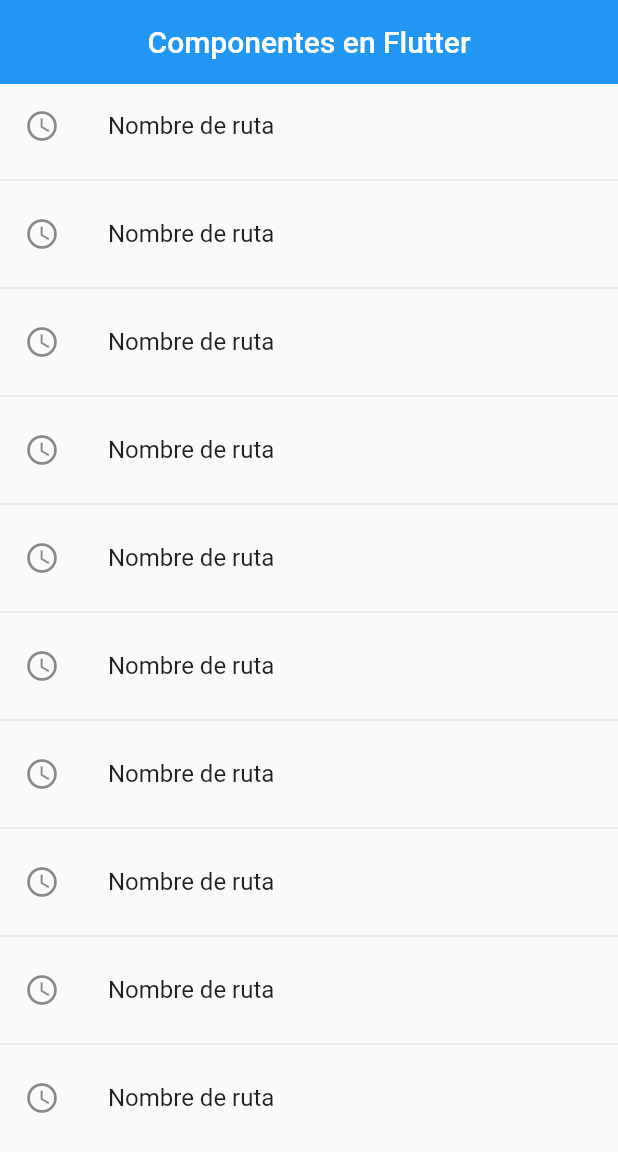
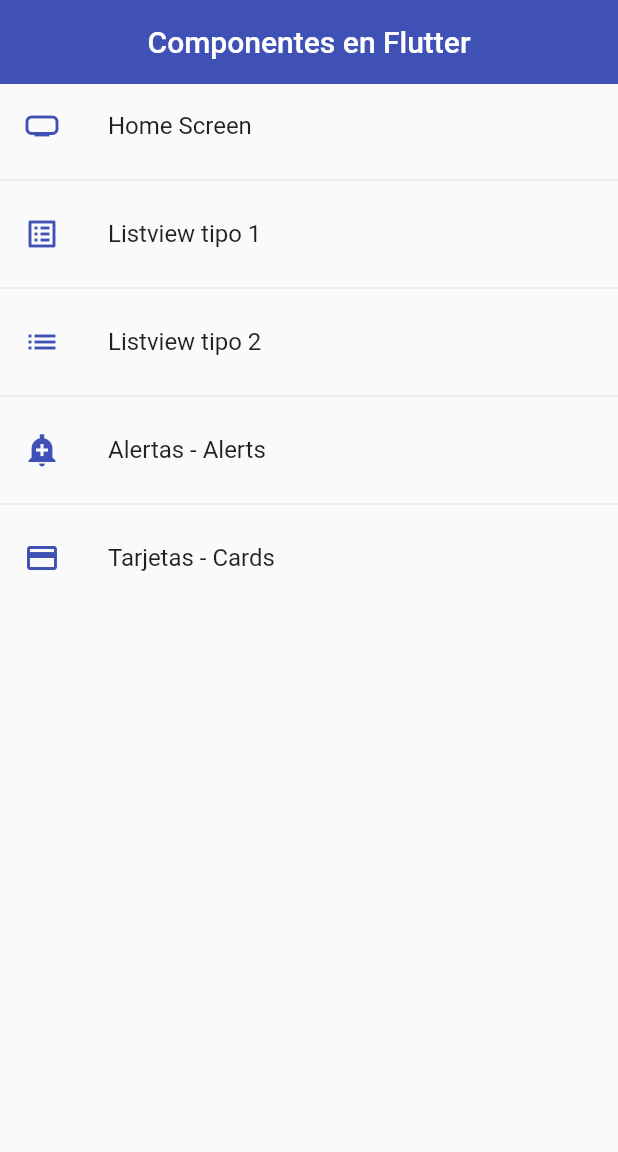
Before and after one commit to marceloboyano/flutter-curso-Fernando-Herrera, a Flutter app: the screen it shows after launch, on a phone screen of 412 x 824 dp. Shown: the top 1152 px of the screen. Run offline on Flutter 3.47's test engine with Material 2 defaults, Android fonts, the phone set to English and light mode, and no system bars.

Commit message:
flutter plataformas en ios y en android
continuando el curso

```diff
--- a/fl_components/fl_components/lib/main.dart
+++ b/fl_components/fl_components/lib/main.dart
@@ -1,5 +1,6 @@
-import 'package:fl_components/routeer/app_routes.dart';
+import 'package:fl_components/router/app_routes.dart';
 import 'package:fl_components/screens/screens.dart';
+import 'package:fl_components/theme/app_theme.dart';
 
 void main() => runApp(const MyApp());
 
@@ -13,7 +14,8 @@ class MyApp extends StatelessWidget {
         title: 'Material App',
         // home: const CardScreen(),
         initialRoute: AppRoutes.initialRoute,
-        routes: AppRoutes.routes,
-        onGenerateRoute: AppRoutes.onGenerateRoute);
+        routes: AppRoutes.getAppRoutes(),
+        onGenerateRoute: AppRoutes.onGenerateRoute,
+        theme: AppTheme.lightTheme);
   }
 }
--- /dev/null
+++ b/fl_components/fl_components/lib/models/menu_options.dart
@@ -0,0 +1,15 @@
+import 'package:fl_components/screens/screens.dart';
+import 'package:flutter/material.dart' show IconData, Widget;
+
+class MenuOption {
+  final String route;
+  final IconData icon;
+  final String name;
+  final Widget screen;
+
+  MenuOption(
+      {required this.route,
+      required this.icon,
+      required this.name,
+      required this.screen});
+}
--- a/fl_components/fl_components/lib/routeer/app_routes.dart
+++ /dev/null
@@ -1,18 +0,0 @@
-import 'package:fl_components/screens/screens.dart';
-
-class AppRoutes {
-  static const initialRoute = 'home';
-  static Map<String, Widget Function(BuildContext)> routes = {
-    'home': (BuildContext context) => const HomeScreen(),
-    'listview1': (BuildContext context) => const Listview1Screen(),
-    'listview2': (BuildContext context) => const Listview2Screen(),
-    'alert': (BuildContext context) => const AlertScreen(),
-    'card': (BuildContext context) => const CardScreen()
-  };
-
-  static Route<dynamic> onGenerateRoute(RouteSettings settings) {
-    return MaterialPageRoute(
-      builder: (context) => const AlertScreen(),
-    );
-  }
-}
--- /dev/null
+++ b/fl_components/fl_components/lib/router/app_routes.dart
@@ -0,0 +1,55 @@
+import 'package:fl_components/screens/screens.dart';
+
+class AppRoutes {
+  static const initialRoute = 'home';
+  static final menuOptions = <MenuOption>[
+    //TODO: BORRAR HOME
+    MenuOption(
+        route: 'home',
+        name: 'Home Screen',
+        screen: const HomeScreen(),
+        icon: Icons.home_max_sharp),
+    MenuOption(
+        route: 'listview1',
+        name: 'Listview tipo 1',
+        screen: const Listview1Screen(),
+        icon: Icons.list_alt),
+    MenuOption(
+        route: 'listview2',
+        name: 'Listview tipo 2',
+        screen: const Listview2Screen(),
+        icon: Icons.list),
+    MenuOption(
+        route: 'alert',
+        name: 'Alertas - Alerts',
+        screen: const AlertScreen(),
+        icon: Icons.add_alert_sharp),
+    MenuOption(
+        route: 'card',
+        name: 'Tarjetas - Cards',
+        screen: const CardScreen(),
+        icon: Icons.credit_card),
+  ];
+
+  static Map<String, Widget Function(BuildContext)> getAppRoutes() {
+    Map<String, Widget Function(BuildContext)> appRoutes = {};
+
+    for (final option in menuOptions) {
+      appRoutes.addAll({option.route: (BuildContext context) => option.screen});
+    }
+    return appRoutes;
+  }
+  // static Map<String, Widget Function(BuildContext)> routes = {
+  //   'home': (BuildContext context) => const HomeScreen(),
+  //   'listview1': (BuildContext context) => const Listview1Screen(),
+  //   'listview2': (BuildContext context) => const Listview2Screen(),
+  //   'alert': (BuildContext context) => const AlertScreen(),
+  //   'card': (BuildContext context) => const CardScreen()
+  // };
+
+  static Route<dynamic> onGenerateRoute(RouteSettings settings) {
+    return MaterialPageRoute(
+      builder: (context) => const AlertScreen(),
+    );
+  }
+}
--- a/fl_components/fl_components/lib/screens/home_screen.dart
+++ b/fl_components/fl_components/lib/screens/home_screen.dart
@@ -1,27 +1,27 @@
+import 'package:fl_components/router/app_routes.dart';
 import 'package:fl_components/screens/screens.dart';
+import 'package:fl_components/theme/app_theme.dart';
 
 class HomeScreen extends StatelessWidget {
   const HomeScreen({Key? key}) : super(key: key);
 
   @override
   Widget build(BuildContext context) {
+    final menuOptions = AppRoutes.menuOptions;
     return Scaffold(
         appBar: AppBar(
-          title: const Text('Componentes en Flutter'),
-          centerTitle: true,
-          elevation: 0,
-        ),
+            title: const Text('Componentes en Flutter'), centerTitle: true),
         body: ListView.separated(
-            itemBuilder: (context, index) => ListTile(
-                  leading: const Icon(Icons.access_time_outlined),
-                  title: const Text('Nombre de ruta'),
+            itemBuilder: (context, i) => ListTile(
+                  leading: Icon(menuOptions[i].icon, color: AppTheme.primary),
+                  title: Text(menuOptions[i].name),
                   onTap: () {
                     // final route = MaterialPageRoute(
                     //     builder: (context) => const Listview1Screen());
-                    Navigator.pushNamed(context, 'card');
+                    Navigator.pushNamed(context, menuOptions[i].route);
                   },
                 ),
             separatorBuilder: (_, __) => const Divider(),
-            itemCount: 10));
+            itemCount: menuOptions.length));
   }
 }
--- a/fl_components/fl_components/lib/screens/listview2_screen.dart
+++ b/fl_components/fl_components/lib/screens/listview2_screen.dart
@@ -14,8 +14,6 @@ class Listview2Screen extends StatelessWidget {
     return Scaffold(
         appBar: AppBar(
           title: const Text('Listview Tipo 2'),
-          elevation: 0,
-          backgroundColor: Colors.indigo,
           centerTitle: true,
         ),
         body: ListView.separated(
--- a/fl_components/fl_components/lib/screens/screens.dart
+++ b/fl_components/fl_components/lib/screens/screens.dart
@@ -1,3 +1,4 @@
+export 'package:fl_components/models/menu_options.dart';
 export 'package:fl_components/screens/alert_screen.dart';
 export 'package:fl_components/screens/card_screen.dart';
 export 'package:fl_components/screens/home_screen.dart';
--- /dev/null
+++ b/fl_components/fl_components/lib/theme/app_theme.dart
@@ -0,0 +1,33 @@
+import 'package:fl_components/screens/screens.dart';
+
+class AppTheme {
+  static const Color primary = Colors.indigo;
+  static final ThemeData lightTheme = ThemeData.light().copyWith(
+      //color primario
+      primaryColor: Colors.indigo,
+
+      //AppBar Theme
+      appBarTheme: const AppBarTheme(color: primary, elevation: 0),
+
+      //TextButton Theme
+      textButtonTheme: TextButtonThemeData(
+          style: TextButton.styleFrom(foregroundColor: primary)),
+      //FloatingActionButtons
+      floatingActionButtonTheme: const FloatingActionButtonThemeData(
+          backgroundColor: primary, elevation: 5),
+      //ElevatedButtons
+      elevatedButtonTheme: ElevatedButtonThemeData(
+        style: ElevatedButton.styleFrom(
+            backgroundColor: Colors.indigo,
+            shape: const StadiumBorder(),
+            elevation: 0),
+      ));
+
+  static final ThemeData darkTheme = ThemeData.dark().copyWith(
+      //color primario
+      primaryColor: Colors.indigo,
+
+      //AppBar Theme
+      appBarTheme: const AppBarTheme(color: primary, elevation: 0),
+      scaffoldBackgroundColor: Colors.black);
+}
--- /dev/null
+++ b/fl_components/fl_components/lib/widgets/widgets.dart
@@ -0,0 +1,3 @@
+export 'package:fl_components/widgets/custom_card_type2.dart';
+
+export 'package:fl_components/widgets/custom_card_type_1.dart';
--- a/fl_components/fl_components/pubspec.yaml
+++ b/fl_components/fl_components/pubspec.yaml
@@ -59,8 +59,8 @@ flutter:
   uses-material-design: true
 
   # To add assets to your application, add an assets section, like this:
-  # assets:
-  #   - images/a_dot_burr.jpeg
+  assets:
+    - assets/
   #   - images/a_dot_ham.jpeg
 
   # An image asset can refer to one or more resolution-specific "variants", see
```
Also changed, not shown: fl_components/fl_components/lib/screens/alert_screen.dart (+82 -2 lines), fl_components/fl_components/lib/screens/card_screen.dart (+33 -5 lines), fl_components/fl_components/lib/widgets/custom_card_type2.dart (added, +36 -0 lines), fl_components/fl_components/lib/widgets/custom_card_type_1.dart (added, +40 -0 lines), fl_components/fl_components/assets/jar-loading.gif (added), fl_components/fl_components/lib/models/models.dart (added), fl_components/jar-loading.gif (added).
